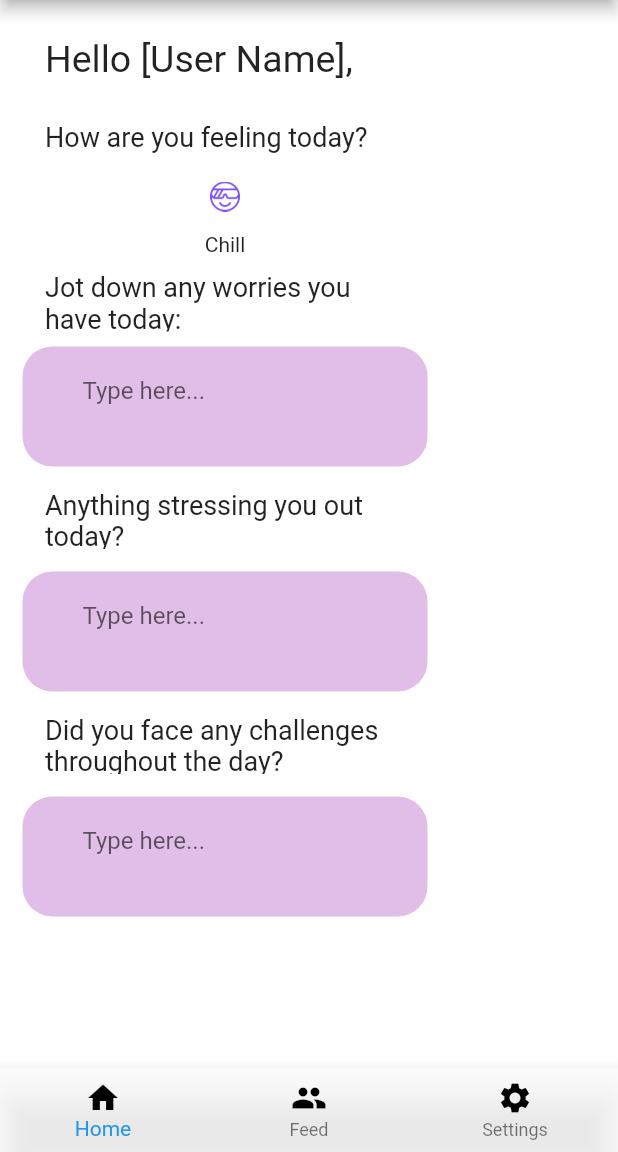
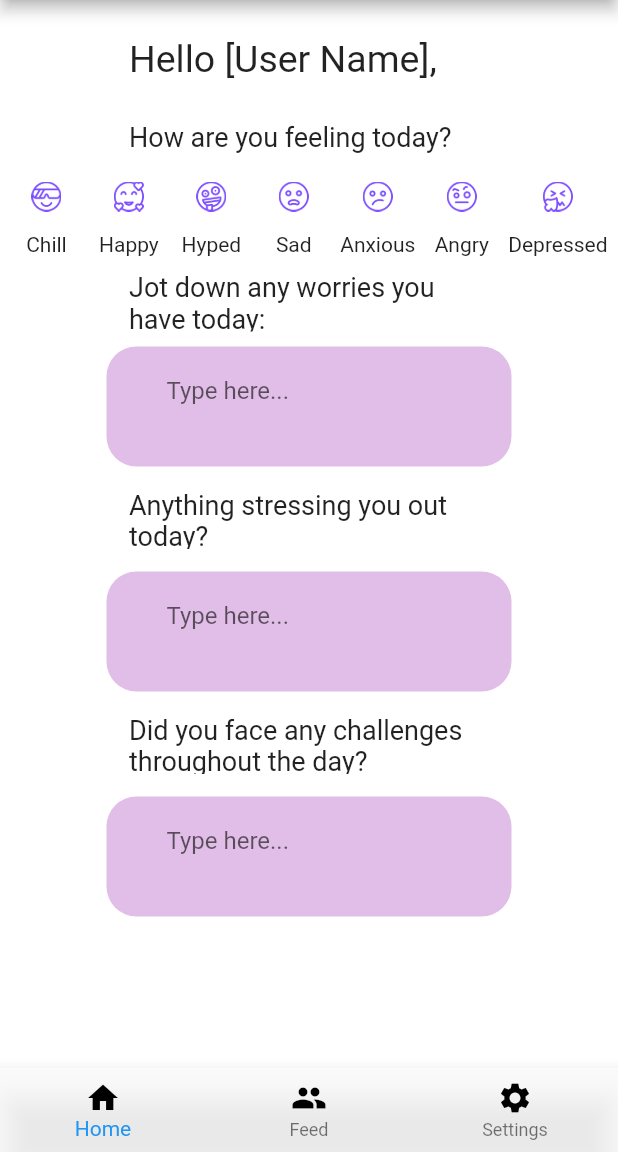
Before and after one commit to rmurudkar/Hack-Violet-Hackathon, a Flutter app: the screen it shows after launch, on a phone screen of 412 x 824 dp, the part 84-1236 px from its top. Run offline on Flutter 3.47's test engine with Material 2 defaults, Android fonts, the light colour scheme and no system bars.

Commit message:
Finish all icons

```diff
--- a/lilac/lib/home_screen.dart
+++ b/lilac/lib/home_screen.dart
@@ -33,11 +33,11 @@
 class _MoodIconsState extends State<MoodIcons> {
   @override
   Widget build(BuildContext context) {
-    // return Row(
-    //
-    // );
-
-    return Column(
+    return Row(
+      mainAxisAlignment: MainAxisAlignment.spaceEvenly,
+      mainAxisSize: MainAxisSize.max,
+      children: <Widget>[
+        Column(
           mainAxisSize: MainAxisSize.min,
           children: <Widget>[
             IconButton(
@@ -45,16 +45,104 @@
                 AssetImage('assets/chill.png'),
                 size: 20,
                 color: Colors.deepPurpleAccent,),
-          // icon: Icon(Icons.volume_up),
               tooltip: 'Chill',
               onPressed: () {
-            // setState(() {
-            //   _volume += 10;
-            // });
               },
             ),
             Text('Chill')
           ],
+        ),
+        Column(
+          mainAxisSize: MainAxisSize.min,
+          children: <Widget>[
+            IconButton(
+              icon: ImageIcon(
+                AssetImage('assets/happy.png'),
+                size: 20,
+                color: Colors.deepPurpleAccent,),
+              tooltip: 'Happy',
+              onPressed: () {
+              },
+            ),
+            Text('Happy')
+          ],
+        ),
+        Column(
+          mainAxisSize: MainAxisSize.min,
+          children: <Widget>[
+            IconButton(
+              icon: ImageIcon(
+                AssetImage('assets/hyped.png'),
+                size: 20,
+                color: Colors.deepPurpleAccent,),
+              tooltip: 'Hyped',
+              onPressed: () {
+              },
+            ),
+            Text('Hyped')
+          ],
+        ),
+        Column(
+          mainAxisSize: MainAxisSize.min,
+          children: <Widget>[
+            IconButton(
+              icon: ImageIcon(
+                AssetImage('assets/sad.png'),
+                size: 20,
+                color: Colors.deepPurpleAccent,),
+              tooltip: 'Sad',
+              onPressed: () {
+              },
+            ),
+            Text('Sad')
+          ],
+        ),
+        Column(
+          mainAxisSize: MainAxisSize.min,
+          children: <Widget>[
+            IconButton(
+              icon: ImageIcon(
+                AssetImage('assets/anxious.png'),
+                size: 20,
+                color: Colors.deepPurpleAccent,),
+              tooltip: 'Anxious',
+              onPressed: () {
+              },
+            ),
+            Text('Anxious')
+          ],
+        ),
+        Column(
+          mainAxisSize: MainAxisSize.min,
+          children: <Widget>[
+            IconButton(
+              icon: ImageIcon(
+                AssetImage('assets/angry.png'),
+                size: 20,
+                color: Colors.deepPurpleAccent,),
+              tooltip: 'Angry',
+              onPressed: () {
+              },
+            ),
+            Text('Angry')
+          ],
+        ),
+        Column(
+          mainAxisSize: MainAxisSize.min,
+          children: <Widget>[
+            IconButton(
+              icon: ImageIcon(
+                AssetImage('assets/depressed.png'),
+                size: 20,
+                color: Colors.deepPurpleAccent,),
+              tooltip: 'Depressed',
+              onPressed: () {
+              },
+            ),
+            Text('Depressed')
+          ],
+        ),
+      ]
     );
   }
 }
```
Also changed, not shown: lilac/fonts/Alata/OFL.txt (added, +93 -0 lines), lilac/pubspec.yaml (+12 -0 lines), lilac/assets/Lilac2.png (added), lilac/assets/angry.png (added), lilac/assets/anxious.png (added), lilac/assets/depressed.png (added), lilac/assets/happy.png (added), lilac/assets/hyped.png (added), lilac/assets/sad.png (added), lilac/fonts/Alata/Alata-Regular.ttf (added). Lines whose indentation alone changed are shown as unchanged.
